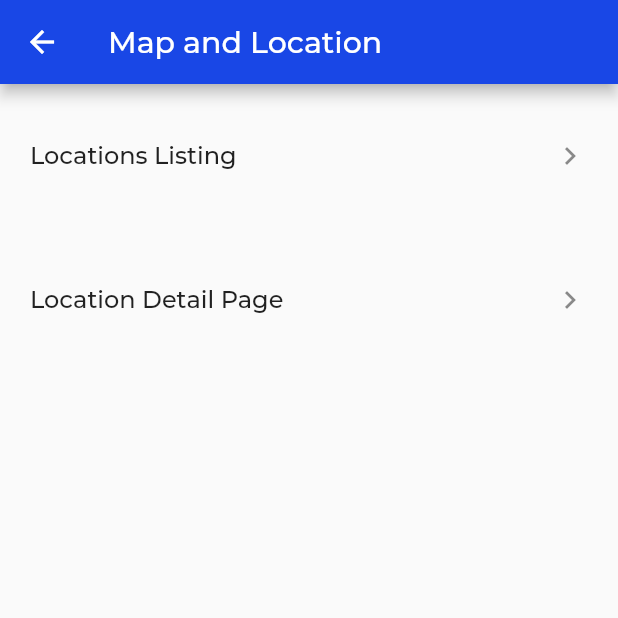
After one commit to nathansdev/ContraFlutterKit, a Flutter app: the LocationMapMainPage screen opened by its route, on a phone screen of 412 x 824 dp, the top half of it. The commit adds this screen. Run offline on Flutter 3.47's test engine with Material 2 defaults, Android fonts, the phone set to English and light mode, and no system bars; our stand-ins replace charts_flutter, fl_chart, flutter_svg, google_maps_flutter; project files that could hold a hidden picture were left out.

Commit message:
map and location listing page, detail page implemented

```diff
--- a/lib/custom_widgets/button_round_with_shadow.dart
+++ b/lib/custom_widgets/button_round_with_shadow.dart
@@ -38,7 +38,9 @@ class ButtonRoundWithShadow extends StatelessWidget {
             color: color,
             shape:
                 CircleBorder(side: BorderSide(color: borderColor, width: 2))),
-        child: SvgPicture.asset(iconPath),
+        child: SvgPicture.asset(
+          iconPath,
+        ),
       ),
     );
   }
--- a/lib/main.dart
+++ b/lib/main.dart
@@ -10,6 +10,8 @@ import 'package:contraflutterkit/login/login_form_one.dart';
 import 'package:contraflutterkit/login/login_form_two.dart';
 import 'package:contraflutterkit/login/login_main.dart';
 import 'package:contraflutterkit/login/signup_form_one.dart';
+import 'package:contraflutterkit/maps/location_detail.dart';
+import 'package:contraflutterkit/maps/location_listing.dart';
 import 'package:contraflutterkit/onboarding/onboard_main.dart';
 import 'package:contraflutterkit/onboarding/type3/pager.dart';
 import 'package:contraflutterkit/onboarding/welcome_screen.dart';
@@ -44,6 +46,7 @@ import 'login/contact_us_form.dart';
 import 'login/login_form_type_four.dart';
 import 'login/login_form_type_three.dart';
 import 'login/verification_type.dart';
+import 'maps/map_main_page.dart';
 import 'onboarding/type1/pager.dart';
 import 'onboarding/type2/pager.dart';
 import 'onboarding/type4/onboard_page_four.dart';
@@ -115,6 +118,9 @@ class MyApp extends StatelessWidget {
         '/line_chart_page': (context) => ChartsPage(
               isBarChart: false,
             ),
+        '/map_main_page': (context) => LocationMapMainPage(),
+        '/location_list_page': (context) => LocationListingPage(),
+        '/location_detail_page': (context) => LocationDetailPage(),
       },
     );
   }
@@ -211,6 +217,16 @@ class _MyHomePageState extends State<MyHomePage> {
                   },
                 ),
               ),
+              Container(
+                child: ListTile(
+                  contentPadding: EdgeInsets.all(20),
+                  trailing: Icon(Icons.navigate_next),
+                  title: Text("Location And Map"),
+                  onTap: () {
+                    Navigator.pushNamed(context, "/map_main_page");
+                  },
+                ),
+              ),
 /*              Container(
                 child: ListTile(
                   contentPadding: EdgeInsets.all(20),
--- /dev/null
+++ b/lib/maps/location.dart
@@ -0,0 +1,7 @@
+class Location {
+  String name;
+  String address;
+  String distance;
+
+  Location({this.name, this.address, this.distance});
+}
--- /dev/null
+++ b/lib/maps/map_main_page.dart
@@ -0,0 +1,44 @@
+import 'package:flutter/material.dart';
+
+class LocationMapMainPage extends StatefulWidget {
+  @override
+  _LocationMapMainPageState createState() => _LocationMapMainPageState();
+}
+
+class _LocationMapMainPageState extends State<LocationMapMainPage> {
+  @override
+  void initState() {
+    super.initState();
+  }
+
+  @override
+  Widget build(BuildContext context) {
+    return Scaffold(
+      appBar: AppBar(
+        title: Text("Map and Location"),
+      ),
+      body: SingleChildScrollView(
+        child: Column(
+          children: <Widget>[
+            ListTile(
+              contentPadding: EdgeInsets.all(20),
+              trailing: Icon(Icons.navigate_next),
+              title: Text("Locations Listing"),
+              onTap: () {
+                Navigator.pushNamed(context, "/location_list_page");
+              },
+            ),
+            ListTile(
+              contentPadding: EdgeInsets.all(20),
+              trailing: Icon(Icons.navigate_next),
+              title: Text("Location Detail Page"),
+              onTap: () {
+                Navigator.pushNamed(context, "/location_detail_page");
+              },
+            ),
+          ],
+        ),
+      ),
+    );
+  }
+}
--- a/pubspec.yaml
+++ b/pubspec.yaml
@@ -19,6 +19,7 @@ dependencies:
   flutter_time_picker_spinner: ^1.0.6+1
   charts_flutter: ^0.9.0
   fl_chart: ^0.10.0
+  google_maps_flutter: ^0.5.28+1
 
 dev_dependencies:
   flutter_test:
```
Also changed, not shown: lib/alarm/add_alarm_page.dart (+2 -5 lines), lib/maps/location_detail.dart (added, +134 -0 lines), lib/maps/location_list_item.dart (added, +65 -0 lines), lib/maps/location_listing.dart (added, +53 -0 lines), lib/maps/map_widget.dart (added, +95 -0 lines), assets/icons/ic_navigation.svg (added), assets/icons/ic_navigation_white.svg (added), pubspec.lock, 1 other file.
